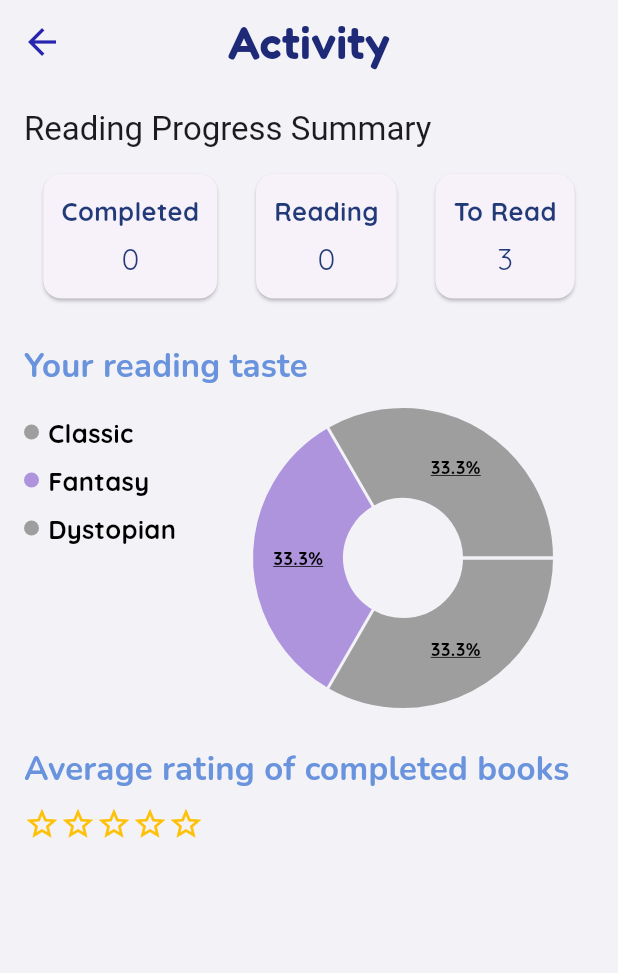
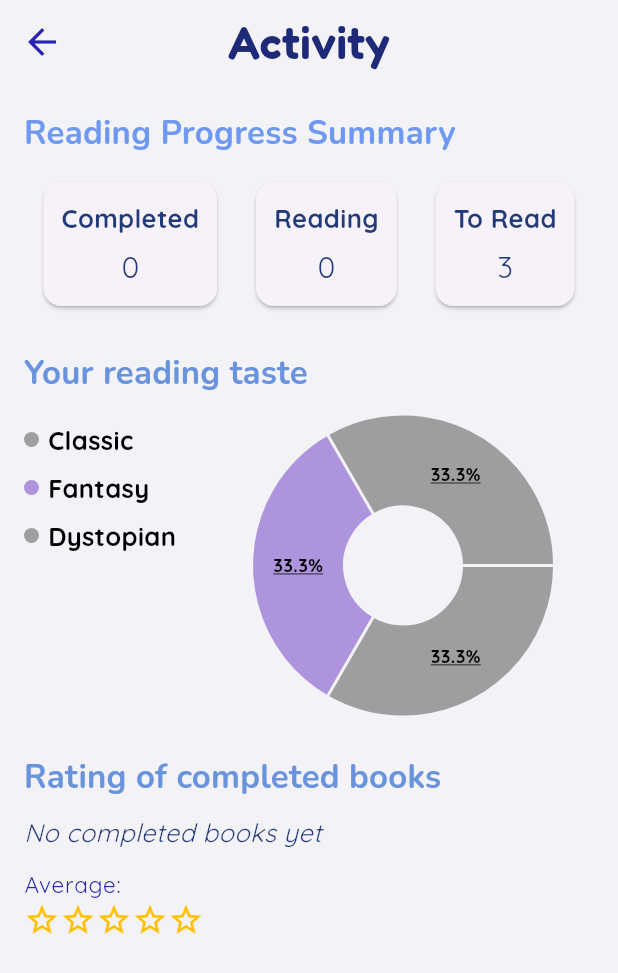
Before and after one commit to Emanuela3009/library_app, a Flutter app: the MyActivityPage screen opened directly, on a phone screen of 412 x 824 dp. Shown: the top 973 px of the screen. Run offline on Flutter 3.47's test engine with Material 3 defaults, Android fonts, the phone set to English and light mode, and no system bars; drawn by our look-alikes of fl_chart; our stand-ins replace flutter_colorpicker, google_fonts, image_picker, sqflite; accounts and stored records are empty.

Commit message:
v3.2 activity

```diff
--- a/lib/screens/myactivity_page.dart
+++ b/lib/screens/myactivity_page.dart
@@ -69,7 +69,10 @@ class _MyActivityPageState extends State<MyActivityPage> {
       child: Column(
         crossAxisAlignment: CrossAxisAlignment.start,
         children: [
-            Text("Reading Progress Summary", style: Theme.of(context).textTheme.titleLarge),
+          Text("Reading Progress Summary", style: Theme.of(context).textTheme.titleMedium?.copyWith(
+            color: const Color.fromARGB(255, 111, 153, 241),
+            fontWeight: FontWeight.bold,
+          )),
           const SizedBox(height: 12),
           Row(
             mainAxisAlignment: MainAxisAlignment.spaceAround,
@@ -131,8 +134,47 @@ class _MyActivityPageState extends State<MyActivityPage> {
                   ],
                 ),
           const SizedBox(height: 24),
-            Text("Average rating of completed books", style: Theme.of(context).textTheme.titleMedium),
+          Text("Rating of completed books", style: Theme.of(context).textTheme.titleMedium),
           const SizedBox(height: 8),
+            Builder(
+              builder: (context) {
+                final completedBooks = allBooks
+                    .where((b) => b.userState == 'Completed' && b.rating != null)
+                    .toList()
+                  ..sort((a, b) => (b.rating ?? 0).compareTo(a.rating ?? 0));
+
+                return Column(
+                  crossAxisAlignment: CrossAxisAlignment.start,
+                  children: [
+                    if (completedBooks.isEmpty)
+                      const Text(
+                        "No completed books yet",
+                        style: TextStyle(fontStyle: FontStyle.italic),
+                      )
+                    else
+                      ...completedBooks.map((book) => Padding(
+                            padding: const EdgeInsets.only(bottom: 6),
+                            child: Row(
+                              children: [
+                                Expanded(
+                                  child: Text(
+                                    book.title,
+                                    style: const TextStyle(fontSize: 14),
+                                    overflow: TextOverflow.ellipsis,
+                                  ),
+                                ),
+                                const SizedBox(width: 6),
+                                Text(
+                                  '${book.rating}/5',
+                                  style: const TextStyle(fontSize: 14),
+                                ),
+                                const SizedBox(width: 4),
+                                const Icon(Icons.star, color: Colors.amber, size: 18),
+                              ],
+                            ),
+                          )),
+                    const SizedBox(height: 12),
+                    Text("Average:", style: Theme.of(context).textTheme.bodyLarge),
                     Row(
                       children: List.generate(
                         5,
@@ -141,6 +183,10 @@ class _MyActivityPageState extends State<MyActivityPage> {
                           color: Colors.amber,
                         ),
                       ),
+                    ),
+                  ],
+                );
+              },
             ),
           ],
         ),
```
Lines whose indentation alone changed are shown as unchanged.
